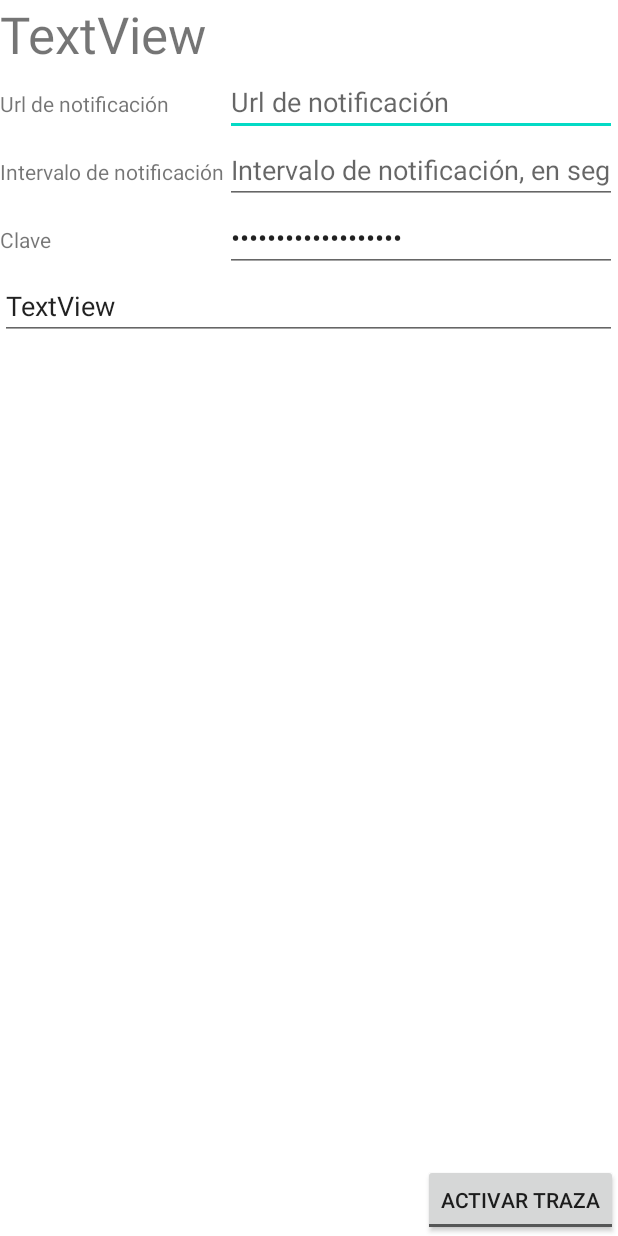
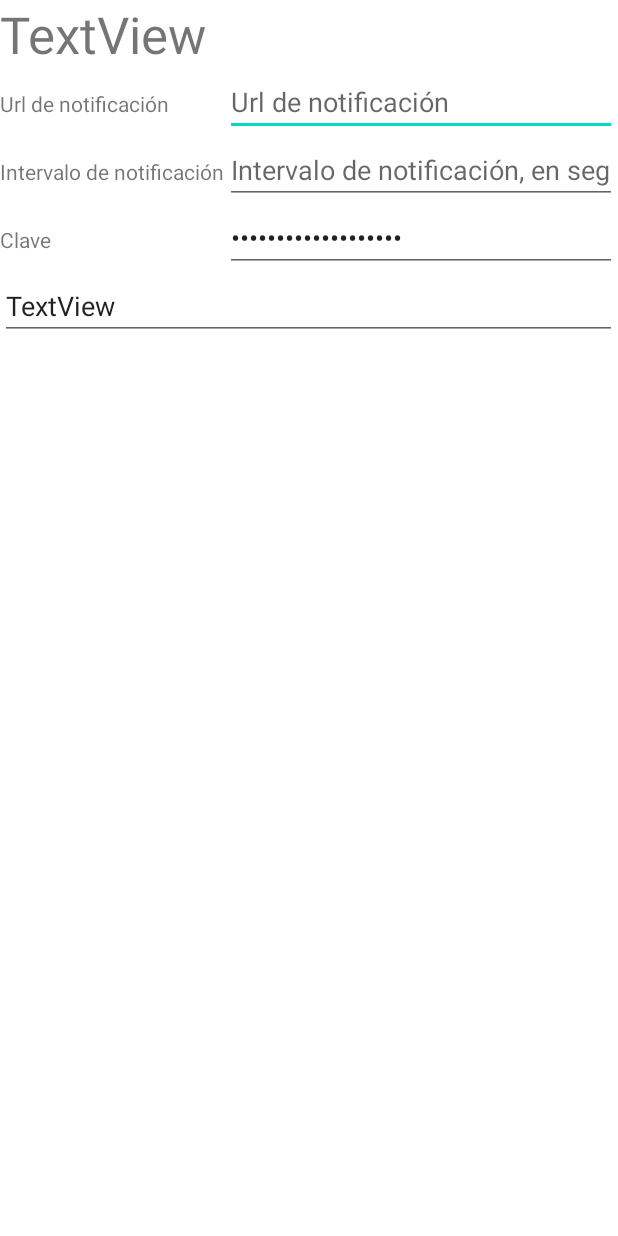
Before and after one commit to alvarogonzalezsotillo/EnergyBot, an Android app: the layout activity_main.xml on its own in the app's theme, with its tools: preview values and no code run, on a phone screen of 412 x 824 dp. Run offline under Robolectric (Android 15) with nearby library versions, the phone set to English and light mode, and no system bars.

```diff
--- a/app/build.gradle
+++ b/app/build.gradle
@@ -9,7 +9,7 @@ android {
 
     defaultConfig {
         applicationId "agonzalez.energymonitor"
-        minSdk 21
+        minSdk 23
         targetSdk 31
         versionCode 1
         versionName "1.0"
--- a/app/src/main/res/layout/activity_main.xml
+++ b/app/src/main/res/layout/activity_main.xml
@@ -93,7 +93,6 @@
         android:id="@+id/logScroll"
         android:layout_width="411dp"
         android:layout_height="0dp"
-        app:layout_constraintBottom_toTopOf="@+id/pauseLogButton"
         app:layout_constraintTop_toBottomOf="@+id/tableLayout">
 
 
@@ -114,18 +113,5 @@
 
     </ScrollView>
 
-    <ToggleButton
-        android:id="@+id/pauseLogButton"
-        android:layout_width="wrap_content"
-        android:layout_height="wrap_content"
-        android:text="Detener traza"
-        android:textOff="Activar traza"
-        android:textOn="Detener traza"
-        app:layout_constraintBottom_toBottomOf="parent"
-        app:layout_constraintEnd_toEndOf="parent"
-        app:layout_constraintHorizontal_bias="1.0"
-        app:layout_constraintStart_toStartOf="parent"
-        app:layout_constraintTop_toBottomOf="@+id/logScroll" />
-
 
 </androidx.constraintlayout.widget.ConstraintLayout>
```
Also changed, not shown: app/src/main/AndroidManifest.xml (+5 -2 lines), app/src/main/java/agonzalez/energymonitor/MainActivity.kt (+4 -50 lines), app/src/main/java/agonzalez/energymonitor/bot/EnergyBot.kt (+95 -32 lines).
